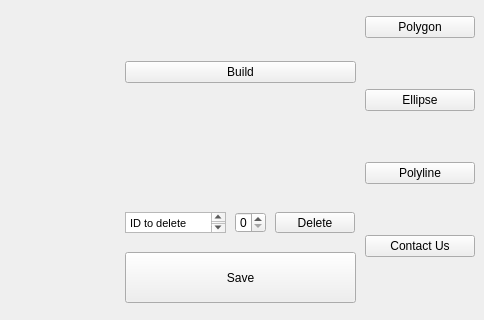
This is 2DGraphicsModeler/dialog.ui in PoorgrammerDev/2D-Graphics-Modeler as Qt 5 draws it before an edit; both pictures show x 935 to 1419 and y 278 to 598 of the 1419 by 598 pixel window. The edited form follows.
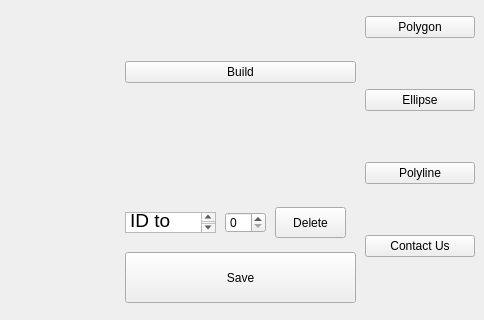
This is the edited form. Icons and pictures are not drawn. Custom widgets are drawn as their Qt base class.

```diff
--- a/2DGraphicsModeler/dialog.ui
+++ b/2DGraphicsModeler/dialog.ui
@@ -744,9 +744,9 @@
    <property name="geometry">
     <rect>
      <x>1210</x>
-     <y>490</y>
-     <width>80</width>
-     <height>21</height>
+     <y>485</y>
+     <width>71</width>
+     <height>31</height>
     </rect>
    </property>
    <property name="text">
@@ -756,9 +756,9 @@
   <widget class="QSpinBox" name="idSpinBox">
    <property name="geometry">
     <rect>
-     <x>1170</x>
+     <x>1160</x>
      <y>490</y>
-     <width>31</width>
+     <width>41</width>
      <height>21</height>
     </rect>
    </property>
@@ -768,7 +768,7 @@
     <rect>
      <x>1060</x>
      <y>490</y>
-     <width>101</width>
+     <width>91</width>
      <height>21</height>
     </rect>
    </property>
@@ -777,7 +777,7 @@
 &lt;html&gt;&lt;head&gt;&lt;meta name=&quot;qrichtext&quot; content=&quot;1&quot; /&gt;&lt;style type=&quot;text/css&quot;&gt;
 p, li { white-space: pre-wrap; }
 &lt;/style&gt;&lt;/head&gt;&lt;body style=&quot; font-family:'.AppleSystemUIFont'; font-size:13pt; font-weight:400; font-style:normal;&quot;&gt;
-&lt;p style=&quot; margin-top:0px; margin-bottom:0px; margin-left:0px; margin-right:0px; -qt-block-indent:0; text-indent:0px;&quot;&gt;&lt;span style=&quot; font-family:'MS Shell Dlg 2'; font-size:8.25pt;&quot;&gt;ID to delete&lt;/span&gt;&lt;/p&gt;&lt;/body&gt;&lt;/html&gt;</string>
+&lt;p style=&quot; margin-top:0px; margin-bottom:0px; margin-left:0px; margin-right:0px; -qt-block-indent:0; text-indent:0px;&quot;&gt;&lt;span style=&quot; font-family:'MS Shell Dlg 2'; font-size:14pt;&quot;&gt;ID to delete&lt;/span&gt;&lt;/p&gt;&lt;/body&gt;&lt;/html&gt;</string>
    </property>
   </widget>
  </widget>
```
